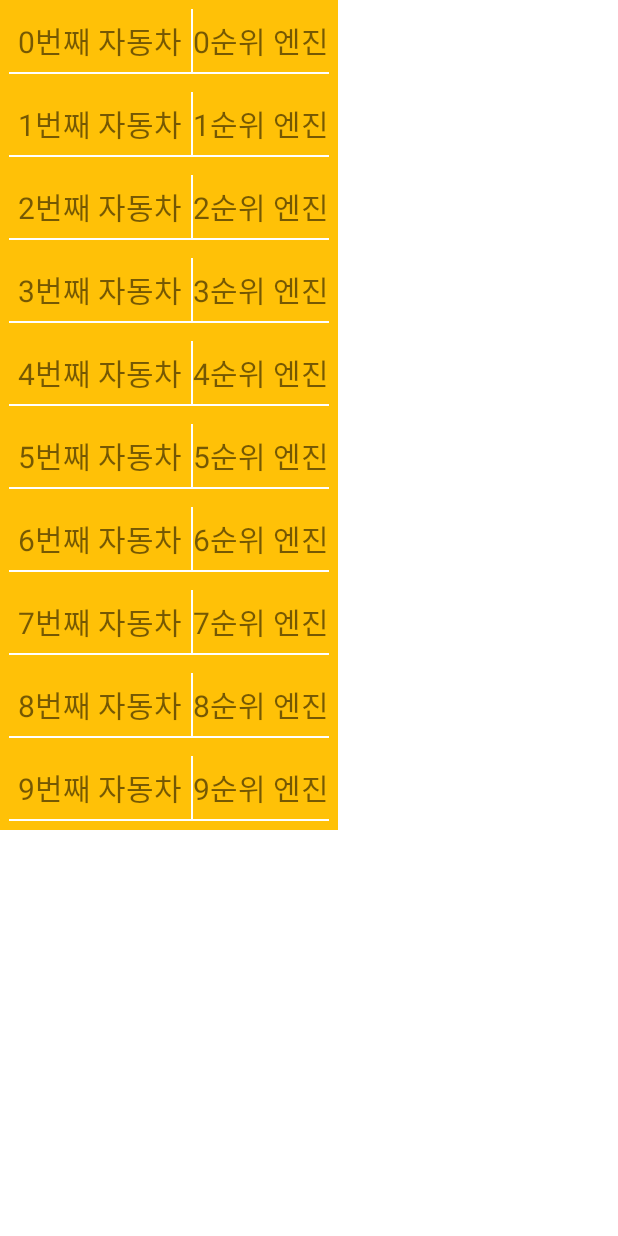
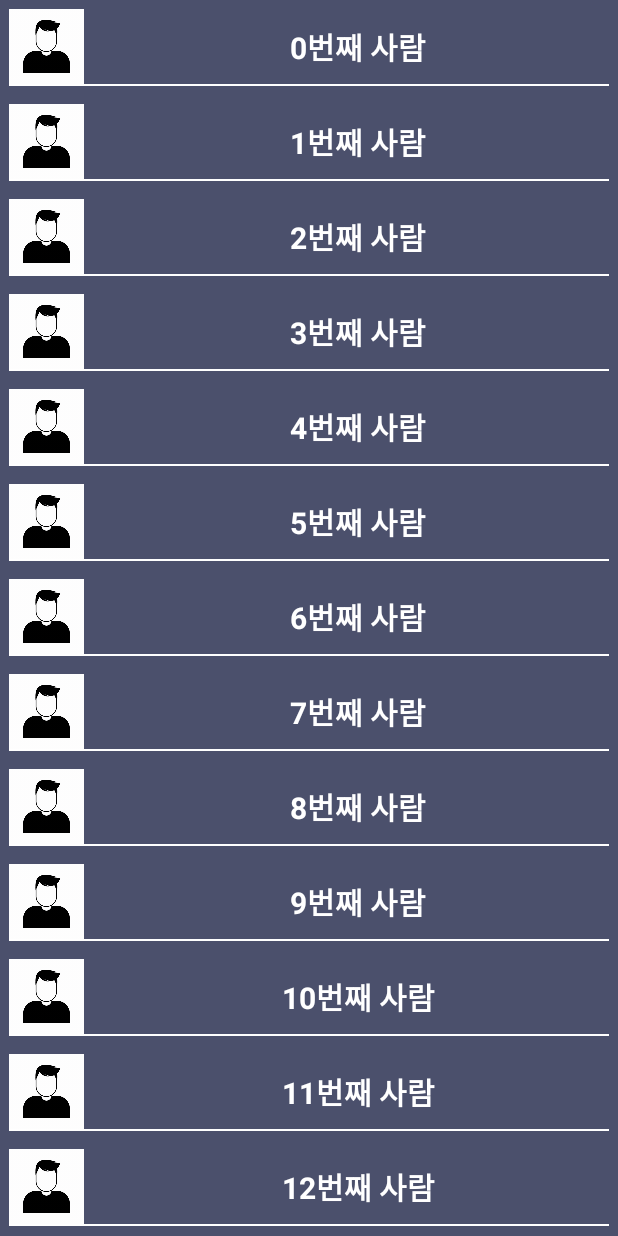
Before and after one commit to CHRIS-AN/AndroidBeginner, an Android app: the screen it shows after launch (RecyclerViewActivity before the commit, PhoneBookWithRecyclerViewActivity after it), on a phone screen of 412 x 824 dp. Run offline under Robolectric (Android 15) with nearby library versions, the phone set to English and light mode, and no system bars.

Commit message:
PhoneBook_RecyclerView

```diff
--- a/app/src/main/AndroidManifest.xml
+++ b/app/src/main/AndroidManifest.xml
@@ -12,14 +12,15 @@
         android:supportsRtl="true"
         android:theme="@style/MyTheme"
         android:usesCleartextTraffic="true">
-        <activity android:name=".RecyclerViewActivity">
+        <activity android:name=".PhoneBookWithRecyclerViewActivity">
             <intent-filter>
                 <action android:name="android.intent.action.MAIN" />
 
                 <category android:name="android.intent.category.LAUNCHER" />
             </intent-filter>
         </activity>
-        <activity android:name=".ListViewActivity"></activity>
+        <activity android:name=".RecyclerViewActivity"></activity>
+        <activity android:name=".ListViewActivity" />
         <activity android:name=".PhoneBookDetailActivity" />
         <activity android:name=".PhoneBookActivity" />
         <activity android:name=".AddViewActivity" />
--- /dev/null
+++ b/app/src/main/java/re/sta/rt/PhoneBookWithRecyclerViewActivity.kt
@@ -0,0 +1,99 @@
+package re.sta.rt
+
+import android.app.Activity
+import android.content.Intent
+import androidx.appcompat.app.AppCompatActivity
+import android.os.Bundle
+import android.view.LayoutInflater
+import android.view.View
+import android.view.ViewGroup
+import android.widget.TextView
+import androidx.recyclerview.widget.LinearLayoutManager
+import androidx.recyclerview.widget.RecyclerView
+
+class PhoneBookWithRecyclerViewActivity : AppCompatActivity() {
+    override fun onCreate(savedInstanceState: Bundle?) {
+        super.onCreate(savedInstanceState)
+        setContentView(R.layout.activity_phone_book_with_recycler_view)
+        // 가짜 데이터를 만들어준다 -  여섯 번째 할 행동
+        val phoneBook = createFakePhoneBook(fakeNumber = 30)
+        // Adapter 생성하기 - 일곱 번쨰 할 행동.
+
+        // *tip : 안에 파라미터값이 많이질 경우에는 파라미터이름을 적어주는 것이 좋다. - 열 두번째 행동
+        val phoneBookRecyclerAdapter = PhoneBookRecyclerAdapter(
+                    phonebookList = phoneBook,
+                    inflater = LayoutInflater.from(this@PhoneBookWithRecyclerViewActivity),
+                    activity = this) // 생성한 activity 를 adapter다가 넣어주기.  - 열 한 번째
+
+
+        // 여덟 번째 할 행동를 리팩토링 한 것
+        with(findViewById<RecyclerView>(R.id.phonebook_recycler_view)) {
+            this.adapter = phoneBookRecyclerAdapter
+            this.layoutManager = LinearLayoutManager(this@PhoneBookWithRecyclerViewActivity)
+        }
+        // 여덟 번째 할 행동
+        //findViewById<RecyclerView>(R.id.phonebook_recycler_view).adapter = phoneBookRecyclerAdapter
+        //findViewById<RecyclerView>(R.id.phonebook_recycler_view).layoutManager = LinearLayoutManager(this@PhoneBookWithRecyclerViewActivity)
+    }
+
+
+    // 가짜데이터.
+    fun createFakePhoneBook(fakeNumber : Int = 30, phoneBook: PhoneBook = PhoneBook())
+            : PhoneBook {    // 폰북을 return 시키겠다.
+        for (i in 0 until fakeNumber) { // 따로 넣어주지 않으면 기본 10명
+            phoneBook.addPerson(
+                Person(
+                    name = "" + i + "번째 사람",
+                    number = "" + i + "번째 사람의 전화번호"
+                )
+            )
+        }
+        return phoneBook
+    }
+
+
+}
+
+// Adapter 만들기 ! -- 첫 번째 할 행동.
+class PhoneBookRecyclerAdapter (
+    val phonebookList : PhoneBook,
+    val inflater : LayoutInflater,
+    // 인텐트 안에 activity를 넣어줘야해서 activity를 하나 받는다. 열 번째 할 행동
+    val activity : Activity
+    ):RecyclerView.Adapter<PhoneBookRecyclerAdapter.ViewHolder>() {
+
+    // Holder 만들기 -- 두 번째 할 행동
+    inner class ViewHolder(itemView : View) : RecyclerView.ViewHolder(itemView) {
+        val personName : TextView
+        init {
+            personName = itemView.findViewById(R.id.person_name)
+            // 클릭해서 보내는 것 아이템 클릭!!- 아홉 번째 할 행동
+            itemView.setOnClickListener {
+                val intent = Intent(activity, PhoneBookDetailActivity::class.java)
+                // 열 세번째 행동
+                intent.putExtra("name", phonebookList.personList.get(adapterPosition).name)
+                intent.putExtra("number", phonebookList.personList.get(adapterPosition).number)
+
+                // 열 네번째 행동 startActivity가 자동완성으로 나오지 않는 것을 파악
+                // 그 이유는 ? 이 곳은 어댑터를 만든 class이며, 위에서 메인 class에서 받은 상속을 받지 않기 때문이다.
+                // activity를 상속 받아야하는데, 상속받을 수 없었고, 현재는 이 class에서 매개변수로 activity를 받았기 때문에
+                // 그것으로 startActivity를 할 수 있다.
+                activity.startActivity(intent)
+            }
+        }
+    }
+    // View를 직접 만든다 -- 세 번째 할 행동
+    override fun onCreateViewHolder(parent: ViewGroup, viewType: Int): ViewHolder {
+        val view = inflater.inflate(R.layout.phonebook_item, parent , false)
+        // 뷰를 홀더에 넣어서 리턴을 합니다 ★ 그래야 재활용이 된다.
+        return ViewHolder(view)
+    }
+    // 다섯 번째 할 행동
+    override fun onBindViewHolder(holder: ViewHolder, position: Int) {
+        return holder.personName.setText(phonebookList.personList.get(position).name)
+    }
+    // 네 번째 할 행동
+    override fun getItemCount(): Int {
+         return  phonebookList.personList.size
+    }
+}
--- a/app/src/main/java/re/sta/rt/RecyclerViewActivity.kt
+++ b/app/src/main/java/re/sta/rt/RecyclerViewActivity.kt
@@ -2,11 +2,13 @@ package re.sta.rt
 
 import androidx.appcompat.app.AppCompatActivity
 import android.os.Bundle
+import android.util.Log
 import android.view.LayoutInflater
 import android.view.View
 import android.view.ViewGroup
 import android.widget.LinearLayout
 import android.widget.TextView
+import android.widget.Toast
 import androidx.recyclerview.widget.GridLayoutManager
 import androidx.recyclerview.widget.LinearLayoutManager
 import androidx.recyclerview.widget.RecyclerView
@@ -39,12 +41,23 @@ class RecyclerViewAdapter (
     val itemList : ArrayList<CarForList>,
     val inflater: LayoutInflater
 ): RecyclerView.Adapter<RecyclerViewAdapter.ViewHolder>(){
-    class ViewHolder(itemView : View):RecyclerView.ViewHolder(itemView) {
+
+    inner class ViewHolder(itemView : View):RecyclerView.ViewHolder(itemView) {
+
+
         val carName : TextView
         val carEngine : TextView
         init {
             carName = itemView.findViewById(R.id.car_name)
             carEngine = itemView.findViewById(R.id.car_engine)
+
+            itemView.setOnClickListener{
+                // 클릭을 했을 시, 그에 맞는 리스트 아이템의 토스트가 보여줘야하는데, position을 모른다.?
+                // 그럴 때, 이 변수를 쓰면 된다.
+                val position : Int = adapterPosition // 변수이다.
+                val engineName = itemList.get(position).engine
+                Log.d("engine","engine : " + engineName)
+            }
         }
     }
 
--- /dev/null
+++ b/app/src/main/res/layout/activity_phone_book_with_recycler_view.xml
@@ -0,0 +1,16 @@
+<?xml version="1.0" encoding="utf-8"?>
+<LinearLayout xmlns:android="http://schemas.android.com/apk/res/android"
+    xmlns:app="http://schemas.android.com/apk/res-auto"
+    xmlns:tools="http://schemas.android.com/tools"
+    android:layout_width="match_parent"
+    android:layout_height="match_parent"
+    android:orientation="vertical"
+    tools:context=".PhoneBookWithRecyclerViewActivity">
+
+
+    <androidx.recyclerview.widget.RecyclerView
+        android:id="@+id/phonebook_recycler_view"
+        android:layout_width="match_parent"
+        android:layout_height="match_parent"/>
+
+</LinearLayout>
```
Also changed, not shown: app/src/main/res/drawable-hdpi/girl.png (added), app/src/main/res/drawable-mdpi/girl.png (added), app/src/main/res/drawable-xhdpi/girl.png (added), app/src/main/res/drawable-xxhdpi/girl.png (added), app/src/main/res/drawable-xxxhdpi/girl.png (added).
